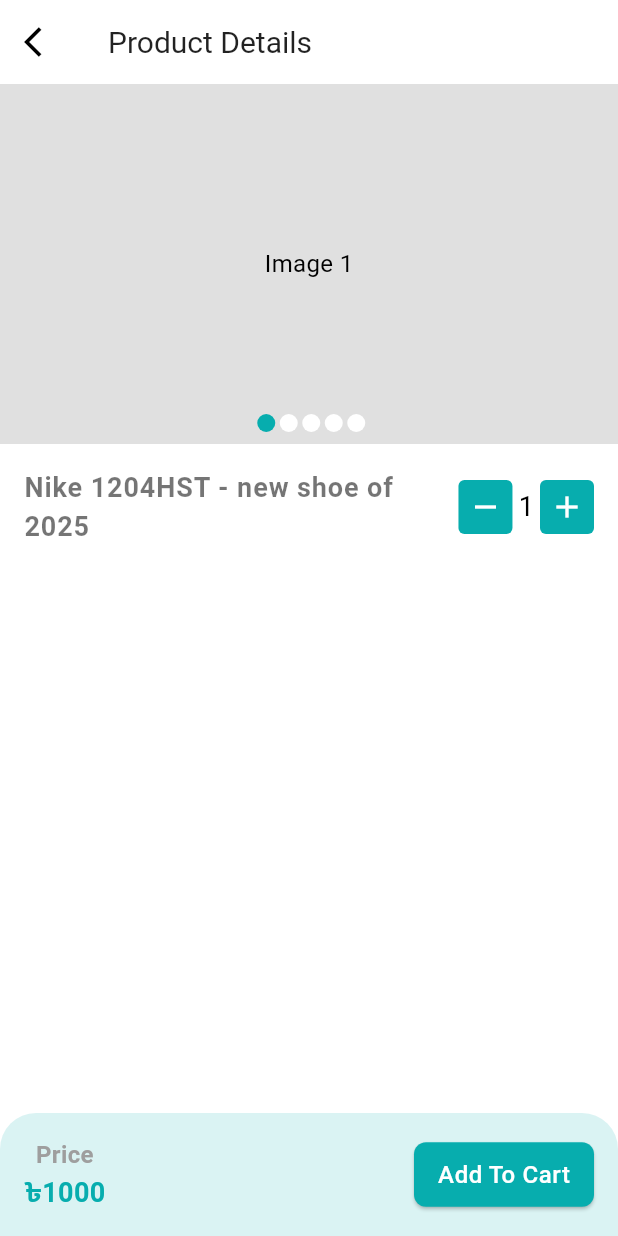
After one commit to nimeullaha71/ecommerce_crafty_bay_live-master, a Flutter app: the screen it shows after launch, scrolled down 460 dp, after a tap on "Nike ER345T - New Model of 2025", on a phone screen of 412 x 824 dp. The commit adds this screen. Run offline on Flutter 3.47's test engine with Material 3 defaults, Android fonts, the phone set to English and light mode, and no system bars; drawn by our look-alikes of carousel_slider; our stand-ins replace email_validator, firebase_core, firebase_crashlytics, flutter_svg, get; accounts and stored records are empty.

Commit message:
product details page half ui

```diff
--- a/lib/app/app_routes.dart
+++ b/lib/app/app_routes.dart
@@ -2,6 +2,7 @@
 import 'package:ecommerce_crafty_bay_live/features/auth/ui/screens/sign_up_screen.dart';
 import 'package:ecommerce_crafty_bay_live/features/common/ui/screens/main_bottom_nav_screen.dart';
 import 'package:ecommerce_crafty_bay_live/features/product/ui/screens/product_category_screen.dart';
+import 'package:ecommerce_crafty_bay_live/features/product/ui/screens/product_details_screen.dart';
 import 'package:ecommerce_crafty_bay_live/features/product/ui/screens/product_list_screen.dart';
 import 'package:ecommerce_crafty_bay_live/features/wish_list/ui/screens/wish_list_screen.dart';
 import 'package:flutter/material.dart';
@@ -29,6 +30,10 @@
       final String category = settings.arguments as String;
       screenWidget = ProductListScreen(category: category,);
     }
+    else if (settings.name==ProductDetailsScreen.name){
+      final String productId = settings.arguments as String;
+      screenWidget = ProductDetailsScreen(productId: productId,);
+    }
     return MaterialPageRoute(builder: (context)=>screenWidget);
   }
 }
--- /dev/null
+++ b/lib/app/constants.dart
@@ -0,0 +1,3 @@
+class Constants{
+  static const String takaSign = '৳';
+}
--- a/lib/features/common/ui/widgets/product_card.dart
+++ b/lib/features/common/ui/widgets/product_card.dart
@@ -1,3 +1,5 @@
+import 'package:ecommerce_crafty_bay_live/app/constants.dart';
+import 'package:ecommerce_crafty_bay_live/features/product/ui/screens/product_details_screen.dart';
 import 'package:flutter/material.dart';
 
 import '../../../../app/app_colors.dart';
@@ -10,7 +12,11 @@
 
   @override
   Widget build(BuildContext context) {
-    return Container(
+    return GestureDetector(
+      onTap: (){
+        Navigator.pushNamed(context, ProductDetailsScreen.name,arguments: '123');
+      },
+      child: Container(
         width: 140,
         margin: EdgeInsets.all(2),
 
@@ -55,7 +61,7 @@
                     mainAxisAlignment: MainAxisAlignment.spaceBetween,
                     children: [
                       Text(
-                      "৳1000",
+                        "${Constants.takaSign}1000",
                         style: TextStyle(
                             fontSize: 12,
                             fontWeight: FontWeight.w600,
@@ -92,6 +98,7 @@
             )
           ],
         ),
+      ),
     );
   }
 }
--- /dev/null
+++ b/lib/features/product/ui/screens/product_details_screen.dart
@@ -0,0 +1,98 @@
+import 'package:ecommerce_crafty_bay_live/app/app_colors.dart';
+import 'package:ecommerce_crafty_bay_live/app/constants.dart';
+import 'package:ecommerce_crafty_bay_live/features/product/widget/inc_dec_button.dart';
+import 'package:ecommerce_crafty_bay_live/features/product/widget/product_image_slider.dart';
+import 'package:flutter/material.dart';
+
+class ProductDetailsScreen extends StatefulWidget {
+  const ProductDetailsScreen({super.key, required this.productId});
+
+  static const String name = '/product-details';
+
+  final String productId;
+
+  @override
+  State<ProductDetailsScreen> createState() => _ProductDetailsScreenState();
+}
+
+class _ProductDetailsScreenState extends State<ProductDetailsScreen> {
+  @override
+  Widget build(BuildContext context) {
+    return Scaffold(
+      appBar: AppBar(
+        title: Text("Product Details"),
+        leading: IconButton(onPressed: () {}, icon: Icon(Icons.arrow_back_ios)),
+      ),
+      body: Column(
+        children: [
+          Expanded(
+            child: Column(
+              children: [
+                ProductImageSlider(),
+                Padding(
+                  padding: const EdgeInsets.all(16.0),
+                  child: Column(
+                    children: [
+                      Row(
+                        children: [
+                          Expanded(
+                            child: Text("Nike 1204HST - new shoe of 2025",style: TextStyle(
+                              fontSize: 18,
+                              fontWeight: FontWeight.w700,
+                              letterSpacing: 0.6,
+                              color: Colors.black54
+                            ),),
+                          ),
+                          IncDecButton(),
+                        ],
+                      )
+                    ],
+                  ),
+                ),
+              ],
+            ),
+          ),
+          _buildPriceAndAddToCartSection()
+        ],
+      ),
+    );
+  }
+
+  Widget _buildPriceAndAddToCartSection() {
+    return Container(
+          padding: EdgeInsets.all(16),
+          decoration: BoxDecoration(
+              color: AppColors.themeColor.withOpacity(0.15),
+              borderRadius: BorderRadius.only(
+                  topLeft: Radius.circular(24),
+                  topRight: Radius.circular(24))),
+          child: Row(
+            children: [
+              Column(
+                children: [
+                  Text(
+                    "Price",
+                    style: TextStyle(
+                        fontSize: 16,
+                        color: Colors.grey,
+                        fontWeight: FontWeight.w600),
+                  ),
+                  Text(
+                    "${Constants.takaSign}1000",
+                    style: TextStyle(
+                        color: AppColors.themeColor,
+                        fontWeight: FontWeight.w600,
+                        fontSize: 18),
+                  )
+                ],
+              ),
+              Spacer(),
+              SizedBox(
+                  width: 120,
+                  child: ElevatedButton(
+                      onPressed: () {}, child: Text("Add To Cart")))
+            ],
+          ),
+        );
+  }
+}
--- /dev/null
+++ b/lib/features/product/widget/inc_dec_button.dart
@@ -0,0 +1,52 @@
+import 'package:ecommerce_crafty_bay_live/app/app_colors.dart';
+import 'package:flutter/material.dart';
+
+class IncDecButton extends StatefulWidget {
+  const IncDecButton({super.key});
+
+  @override
+  State<IncDecButton> createState() => _IncDecButtonState();
+}
+
+class _IncDecButtonState extends State<IncDecButton> {
+
+  int value = 1;
+
+  @override
+  Widget build(BuildContext context) {
+    return Row(
+      children: [
+        _buildIconButton(onTap: () {
+          if(value<=1) return;
+          value--;
+          setState(() {});
+        }, icon: Icons.remove),
+
+        Padding(
+          padding: const EdgeInsets.symmetric(horizontal: 4.0),
+          child: Text("$value",style: TextStyle(fontSize: 18),),
+        ),
+        _buildIconButton(onTap: () {
+          if(value>=20)return;
+          value++;
+          setState(() {});
+        }, icon: Icons.add),
+      ],
+    );
+  }
+
+  Widget _buildIconButton({required VoidCallback onTap, required IconData icon}) {
+    return GestureDetector(
+      onTap: onTap,
+      child: Container(
+          padding: EdgeInsets.all(6),
+          decoration: BoxDecoration(
+            color: AppColors.themeColor,
+            borderRadius: BorderRadius.circular(4),
+          ),
+          child: Icon(icon,color: Colors.white,),
+
+        ),
+    );
+  }
+}
--- /dev/null
+++ b/lib/features/product/widget/product_image_slider.dart
@@ -0,0 +1,76 @@
+import 'package:carousel_slider/carousel_slider.dart';
+import 'package:ecommerce_crafty_bay_live/app/app_colors.dart';
+import 'package:flutter/material.dart';
+
+class ProductImageSlider extends StatefulWidget {
+  const ProductImageSlider({
+    super.key,
+  });
+
+  @override
+  State<ProductImageSlider> createState() => _ProductImageSliderState();
+}
+
+class _ProductImageSliderState extends State<ProductImageSlider> {
+  final ValueNotifier<int> _currentSlider = ValueNotifier(0);
+
+  @override
+  Widget build(BuildContext context) {
+    return Stack(
+      children: [
+        CarouselSlider(
+          options: CarouselOptions(
+              height: 240,
+              viewportFraction: 1,
+              onPageChanged: (int currentIndex, _) {
+                _currentSlider.value = currentIndex;
+              },
+
+          ), items: [1, 2, 3, 4, 5].map((i) {
+          return Builder(
+            builder: (BuildContext context) {
+              return Container(
+                  width: MediaQuery.of(context).size.width,
+                  decoration: BoxDecoration(
+                    color: Colors.grey.shade300,
+                  ),
+                  alignment: Alignment.center,
+                  child: Text(
+                    'Image $i',
+                    style: TextStyle(fontSize: 16.0),
+                  ));
+            },
+          );
+        }).toList(),
+
+        ),
+        SizedBox(height: 8,),
+        Positioned(
+          bottom: 8,
+          left: 0,
+          right: 0,
+          child: ValueListenableBuilder(
+              valueListenable: _currentSlider,
+              builder: (context, index,_) {
+                return Row(
+                  mainAxisAlignment: MainAxisAlignment.center,
+                  children: [
+                    for (int i=0;i<5;i++)
+                      Container(
+                        width: 12,
+                        height: 12,
+                        margin: EdgeInsets.only(left: 3),
+                        decoration: BoxDecoration(
+                          borderRadius: BorderRadius.circular(8),
+                          color: index == i ? AppColors.themeColor:Colors.white,
+                        ),
+                      )
+                  ],
+                );
+              }
+          ),
+        )
+      ],
+    );
+  }
+}
```
Lines whose indentation alone changed are shown as unchanged.
